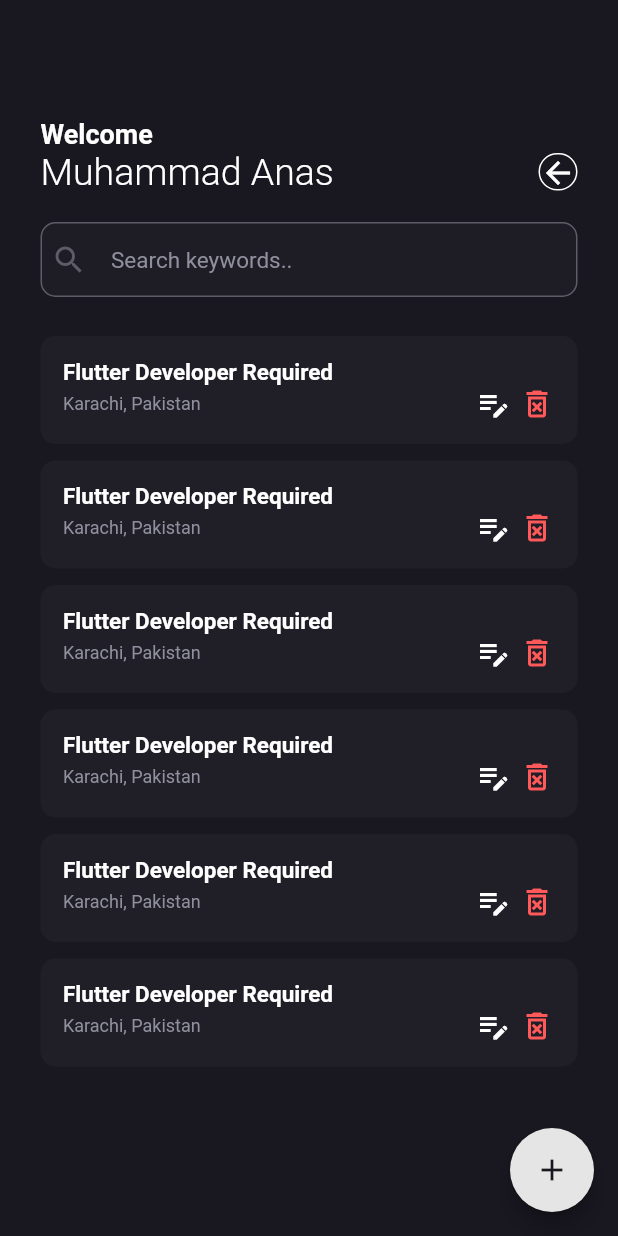
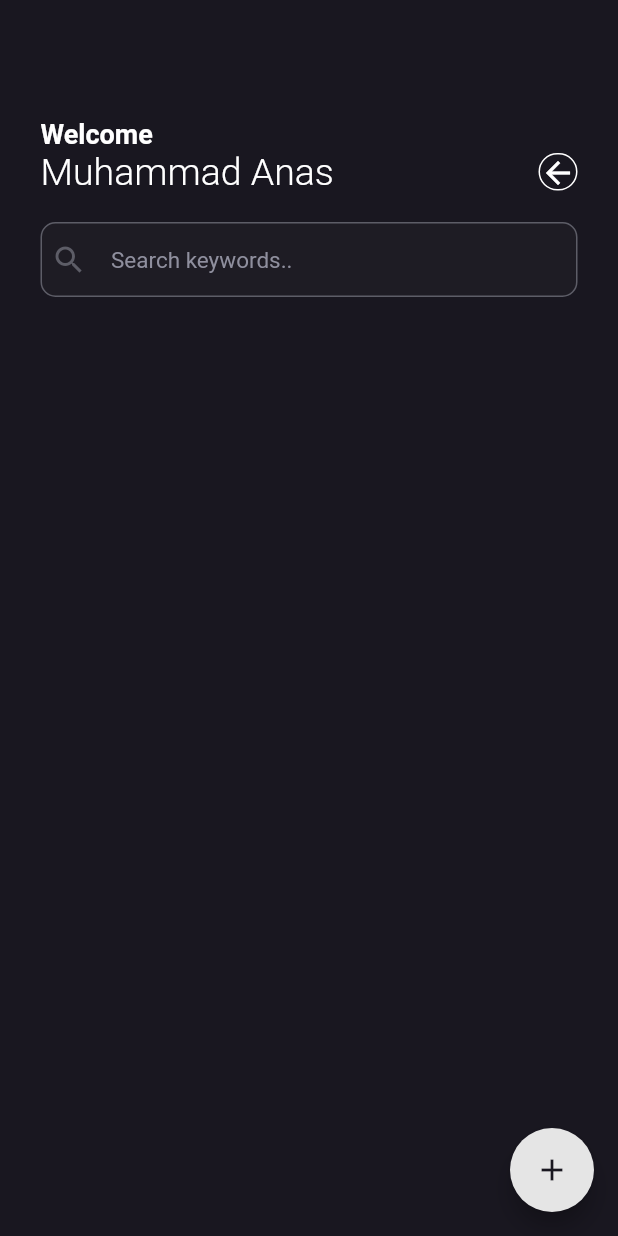
Before and after one commit to MuhammadAnas321/job-post-flutter-app, a Flutter app: the JobScreen screen opened directly, on a phone screen of 412 x 824 dp. Run offline on Flutter 3.47's test engine with Material 2 defaults, Android fonts, the phone set to English and light mode, and no system bars.

Commit message:
add job done

```diff
--- a/lib/app_text_field.dart
+++ b/lib/app_text_field.dart
@@ -2,8 +2,11 @@ import 'package:flutter/material.dart';
 
 class AppTextField extends StatelessWidget {
   final String placeHolder;
+  final TextEditingController textName;
 
-  const AppTextField({required this.placeHolder});
+  const AppTextField(
+      {Key? key, required this.placeHolder, required this.textName})
+      : super(key: key);
 
   @override
   Widget build(BuildContext context) {
@@ -14,6 +17,7 @@ class AppTextField extends StatelessWidget {
           borderRadius: BorderRadius.circular(15),
           border: Border.all(color: const Color(0xff5D5D67), width: 1)),
       child: TextField(
+        controller: textName,
         style: const TextStyle(color: Colors.white),
         decoration: InputDecoration(
             hintText: placeHolder,
--- a/lib/main.dart
+++ b/lib/main.dart
@@ -2,15 +2,15 @@ import 'package:flutter/material.dart';
 import 'package:hello_app/screens/sign_up.dart';
 
 void main() {
-  runApp(const Home());
+  runApp(Home());
 }
 
 class Home extends StatelessWidget {
-  const Home({Key? key}) : super(key: key);
+  Home({Key? key}) : super(key: key);
 
   @override
   Widget build(BuildContext context) {
-    return const MaterialApp(
+    return MaterialApp(
       debugShowCheckedModeBanner: false,
       home: SignUp(),
     );
--- a/lib/screens/jobs.dart
+++ b/lib/screens/jobs.dart
@@ -3,20 +3,30 @@ import 'package:hello_app/app_search_textfield.dart';
 import 'package:hello_app/screens/add_new_job.dart';
 import 'package:hello_app/screens/edit_job.dart';
 
-class JobScreen extends StatelessWidget {
+class JobScreen extends StatefulWidget {
   const JobScreen({Key? key}) : super(key: key);
 
+  @override
+  State<JobScreen> createState() => _JobScreenState();
+}
+
+class _JobScreenState extends State<JobScreen> {
+  List<Jobs> postJob = [];
   @override
   Widget build(BuildContext context) {
     return Scaffold(
         backgroundColor: Color(0xff191720),
         body: Padding(
           padding: const EdgeInsets.only(top: 79, left: 27, right: 27),
-        child: ListView(children: [
+          child: Column(
+            crossAxisAlignment: CrossAxisAlignment.start,
+            children: [
               Text(
                 'Welcome',
                 style: TextStyle(
-                color: Colors.white, fontSize: 18, fontWeight: FontWeight.w700),
+                    color: Colors.white,
+                    fontSize: 18,
+                    fontWeight: FontWeight.w700),
               ),
               Row(
                 children: [
@@ -47,49 +57,38 @@ class JobScreen extends StatelessWidget {
               SizedBox(
                 height: 26,
               ),
-          jobPostList(context),
-          SizedBox(
-            height: 11,
+              Expanded(
+                child: Container(
+                  child: ListView.builder(
+                      itemCount: postJob.length, itemBuilder: jobPostList),
                 ),
-          jobPostList(context),
-          SizedBox(
-            height: 11,
               ),
-          jobPostList(context),
-          SizedBox(
-            height: 11,
+            ],
           ),
-          jobPostList(context),
-          SizedBox(
-            height: 11,
-          ),
-          jobPostList(context),
-          SizedBox(
-            height: 11,
-          ),
-          jobPostList(context)
-        ]),
         ),
         floatingActionButton: FloatingActionButton(
             backgroundColor: Color(0xffE5E5E5),
             onPressed: () {
-          Navigator.push(
-              context, MaterialPageRoute(builder: (context) => AddNewJob()));
+              Navigator.push<Jobs>(context,
+                      MaterialPageRoute(builder: (context) => AddNewJob()))
+                  .then((value) => setState(() {
+                        postJob.add(value!);
+                      }));
             },
             child: Icon(
               Icons.add,
               color: Color(0xff191720),
-        ),
-      ),
-    );
+            )));
   }
 
-  Widget jobPostList(BuildContext context) => Container(
+  Widget jobPostList(BuildContext context, int index) => Padding(
+      padding: const EdgeInsets.all(8.0),
+      child: Container(
         padding: EdgeInsets.all(15),
         decoration: BoxDecoration(
             color: Color(0xff201E27), borderRadius: BorderRadius.circular(10)),
         child: Column(crossAxisAlignment: CrossAxisAlignment.start, children: [
-          Text('Flutter Developer Required',
+          Text(postJob[index].postionName,
               style: TextStyle(
                   fontSize: 15,
                   fontWeight: FontWeight.w600,
@@ -99,7 +98,7 @@ class JobScreen extends StatelessWidget {
             children: [
               Expanded(
                   child: Text(
-                'Karachi, Pakistan',
+                postJob[index].jobDescribe,
                 style: TextStyle(color: Color(0xff8F8F9E), fontSize: 12),
               )),
               GestureDetector(
@@ -115,12 +114,19 @@ class JobScreen extends StatelessWidget {
               SizedBox(
                 width: 5,
               ),
-              Icon(
+              GestureDetector(
+                onTap: () {
+                  setState(() {
+                    postJob.removeAt(index);
+                  });
+                },
+                child: Icon(
                   Icons.delete_forever_outlined,
                   color: Color(0xffFF5959),
+                ),
               )
             ],
           ),
         ]),
-      );
+      ));
 }
```
Also changed, not shown: lib/screens/add_new_job.dart (+33 -4 lines), lib/screens/edit_job.dart (+10 -4 lines), lib/screens/sign_in.dart (+10 -4 lines), lib/screens/sign_up.dart (+18 -7 lines). Lines whose indentation alone changed are shown as unchanged.
